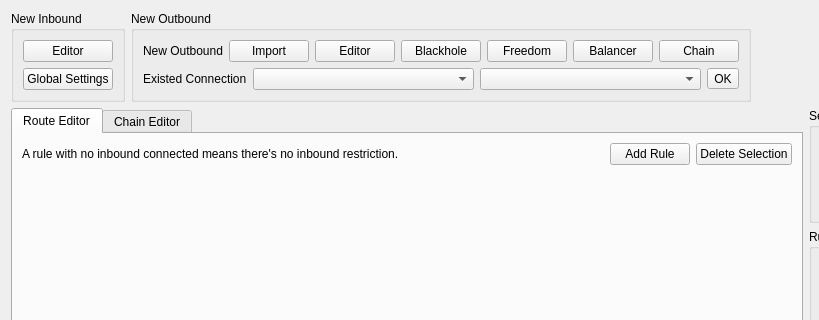
First picture: the form in src/ui/editors/w_RoutesEditor.ui, repository Qv2ray/Qv2ray, before the edit; both pictures show x 0 to 819 and y 0 to 320 of the 1100 by 773 pixel window.
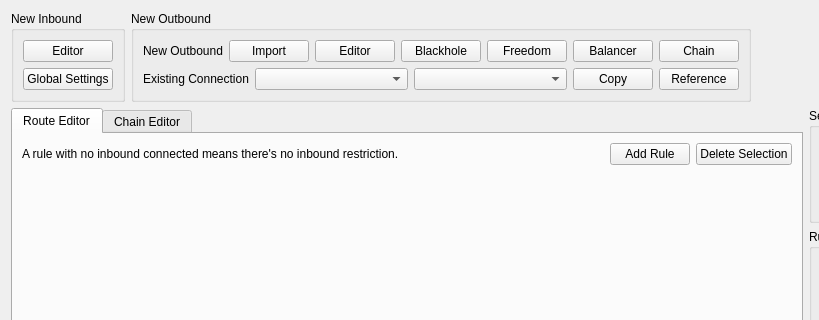
Second picture: the form after the edit.

Commit message: add: added copy existing config, link existing config, edit existing config

Diff of the .ui file:
```diff
--- a/src/ui/editors/w_RoutesEditor.ui
+++ b/src/ui/editors/w_RoutesEditor.ui
@@ -123,11 +123,11 @@
          </layout>
         </item>
         <item>
-         <layout class="QHBoxLayout" name="horizontalLayout_3" stretch="0,1,1,0">
+         <layout class="QHBoxLayout" name="horizontalLayout_3" stretch="0,1,1,0,0">
           <item>
            <widget class="QLabel" name="label_18">
             <property name="text">
-             <string>Existed Connection</string>
+             <string>Existing Connection</string>
             </property>
            </widget>
           </item>
@@ -138,9 +138,16 @@
            <widget class="QComboBox" name="importConnBtn"/>
           </item>
           <item>
-           <widget class="QToolButton" name="importExistingBtn">
+           <widget class="QPushButton" name="importExistingBtn">
             <property name="text">
-             <string>OK</string>
+             <string>Copy</string>
+            </property>
+           </widget>
+          </item>
+          <item>
+           <widget class="QPushButton" name="linkExistingBtn">
+            <property name="text">
+             <string>Reference</string>
             </property>
            </widget>
           </item>
```
The commit also changes 9 other files.
